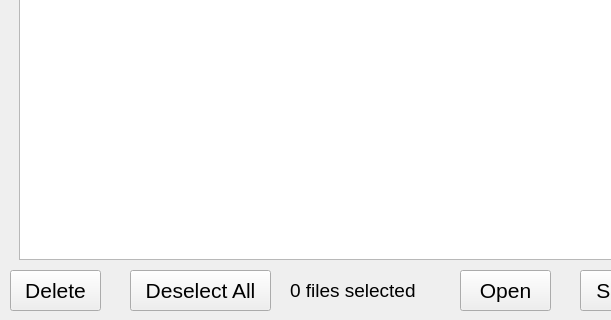
This is src/extbrowser.ui in krontech/chronos-cam-app as Qt 5 draws it before an edit; both pictures show x 0 to 611 and y 160 to 480 of the 800 by 480 pixel window. The edited form follows.
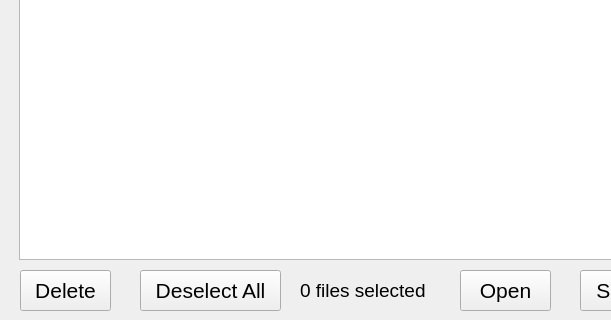
This is the edited form.

What changed in the file:
```diff
--- a/src/extbrowser.ui
+++ b/src/extbrowser.ui
@@ -52,7 +52,7 @@
   <widget class="QPushButton" name="extBrowserDeleteSelectedButton">
    <property name="geometry">
     <rect>
-     <x>10</x>
+     <x>20</x>
      <y>430</y>
      <width>91</width>
      <height>41</height>
@@ -70,7 +70,7 @@
   <widget class="QLabel" name="extBrowserSelectedCountLabel">
    <property name="geometry">
     <rect>
-     <x>290</x>
+     <x>300</x>
      <y>430</y>
      <width>161</width>
      <height>41</height>
@@ -103,7 +103,7 @@
   <widget class="QPushButton" name="extBrowserDeselectAllButton">
    <property name="geometry">
     <rect>
-     <x>130</x>
+     <x>140</x>
      <y>430</y>
      <width>141</width>
      <height>41</height>
```
